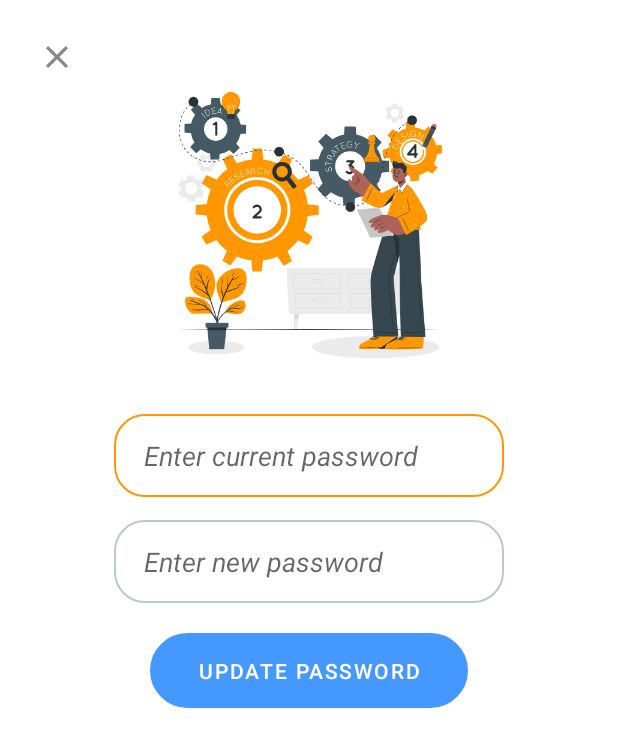
After one commit to DrewIndeed/TeleFix, an Android app: the layout change_password_dialog.xml on its own in the app's theme, with its tools: preview values and no code run, on a phone screen of 412 x 824 dp. The commit adds this screen. Shown: the top 747 px of the screen. Run offline under Robolectric (Android 15) with nearby library versions, the phone set to English and light mode, and no system bars.

Commit message:
An 51: create bottom sheet for updating password

```diff
--- /dev/null
+++ b/TeleFixMain/app/src/main/res/layout/change_password_dialog.xml
@@ -0,0 +1,70 @@
+<?xml version="1.0" encoding="utf-8"?>
+<LinearLayout xmlns:android="http://schemas.android.com/apk/res/android"
+    xmlns:app="http://schemas.android.com/apk/res-auto"
+    xmlns:tools="http://schemas.android.com/tools"
+    android:layout_width="match_parent"
+    android:layout_height="match_parent"
+    android:gravity="center_horizontal"
+    android:orientation="vertical">
+
+    <ImageView
+        android:id="@+id/pwd_change_close_icon"
+        android:layout_width="25dp"
+        android:layout_height="25dp"
+        android:layout_gravity="start"
+        android:layout_marginStart="25dp"
+        android:layout_marginTop="25dp"
+        android:src="@drawable/ic_close"
+        tools:ignore="ContentDescription" />
+
+    <pl.droidsonroids.gif.GifImageView
+        android:id="@+id/processing_request_gif"
+        android:layout_width="200dp"
+        android:layout_height="200dp"
+        android:layout_marginBottom="25dp"
+        android:src="@drawable/fixing_sos" />
+
+
+    <EditText
+        android:id="@+id/et_enter_current_pwd"
+        android:layout_width="260dp"
+        android:layout_height="55dp"
+        android:background="@drawable/custom_btn_bg_10"
+        android:hint="Enter current password"
+        android:importantForAutofill="no"
+        android:layout_marginBottom="15dp"
+        android:inputType="textPassword"
+        android:paddingStart="20dp"
+        android:paddingEnd="20dp"
+        android:textColor="@color/bmw_dark_blue"
+        android:textStyle="italic"
+        tools:ignore="HardcodedText,TextContrastCheck,DuplicateSpeakableTextCheck" />
+
+    <EditText
+        android:id="@+id/et_enter_new_pwd"
+        android:layout_width="260dp"
+        android:layout_height="55dp"
+        android:background="@drawable/custom_btn_bg_10"
+        android:hint="Enter new password"
+        android:importantForAutofill="no"
+        android:inputType="textPassword"
+        android:paddingStart="20dp"
+        android:paddingEnd="20dp"
+        android:textColor="@color/bmw_dark_blue"
+        android:textStyle="italic"
+        android:visibility="visible"
+        tools:ignore="HardcodedText,TextContrastCheck" />
+
+    <Button
+        android:id="@+id/btn_start_update_pwd"
+        android:layout_width="match_parent"
+        android:layout_height="50dp"
+        android:layout_marginStart="100dp"
+        android:layout_marginTop="20dp"
+        android:layout_marginEnd="100dp"
+        android:layout_marginBottom="30dp"
+        android:background="@drawable/custom_btn_bg_7"
+        android:text="Update Password"
+        android:visibility="visible"
+        tools:ignore="HardcodedText,TextContrastCheck" />
+</LinearLayout>
--- a/TeleFixMain/app/src/main/res/layout/fragment_profile.xml
+++ b/TeleFixMain/app/src/main/res/layout/fragment_profile.xml
@@ -154,6 +154,7 @@
             android:background="@color/orange" />
 
         <Button
+            android:id="@+id/btn_change_pwd"
             android:layout_width="200dp"
             android:layout_height="50dp"
             android:layout_marginTop="40dp"
```
Also changed, not shown: TeleFixMain/app/src/main/java/com/example/telefixmain/Fragment/ProfileFragment.java (+121 -2 lines).
